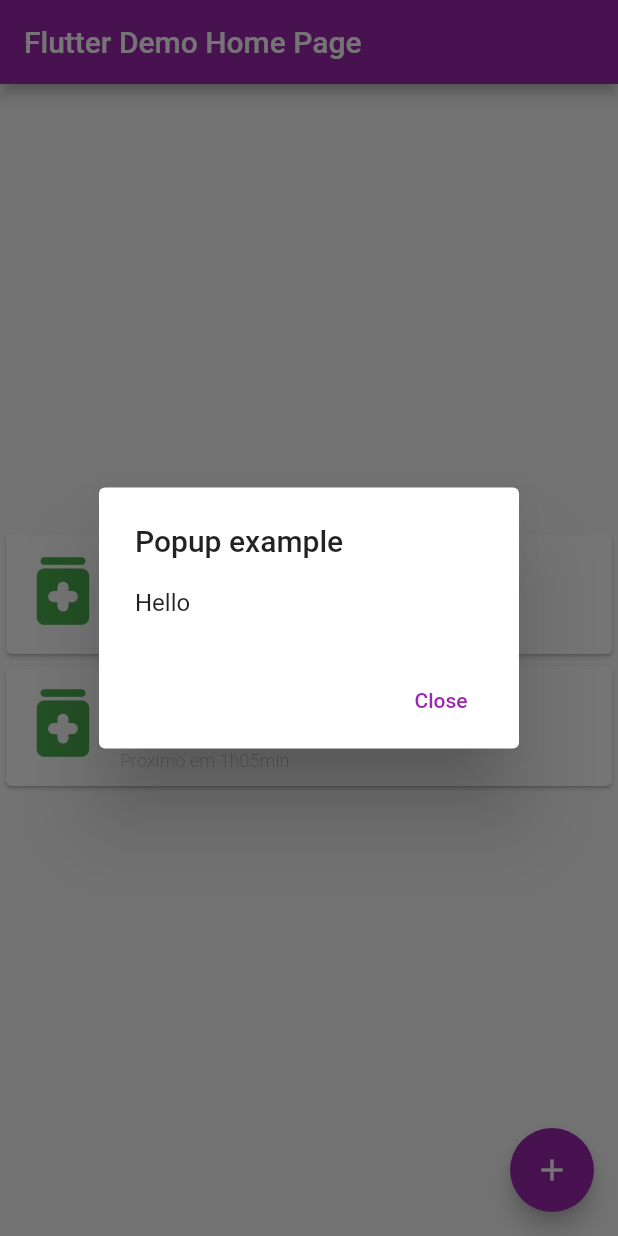
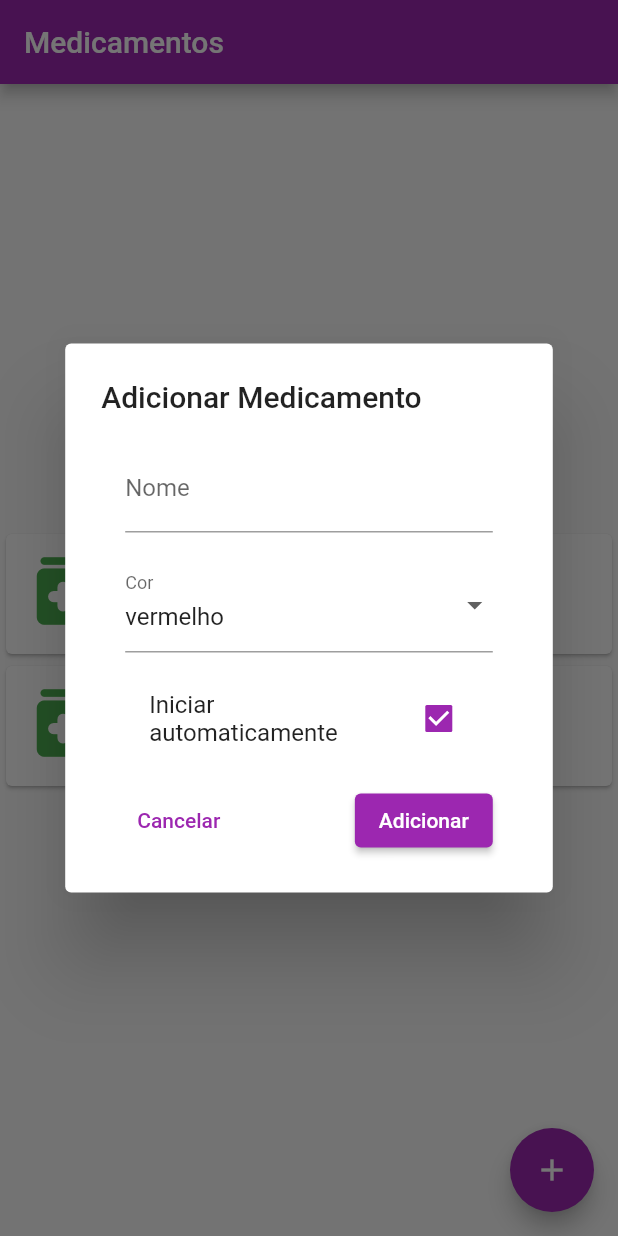
Before and after one commit to alissone/medication_manager, a Flutter app: the MyHomePage screen opened directly, after a tap on the "add" icon, on a phone screen of 412 x 824 dp. Run offline on Flutter 3.47's test engine with Material 2 defaults, Android fonts, the phone set to English and light mode, and no system bars.

Commit message:
Add form content to popup

```diff
--- a/lib/main.dart
+++ b/lib/main.dart
@@ -46,10 +46,107 @@ class MyApp extends StatelessWidget {
       theme: ThemeData(
         primarySwatch: AppColors.appColor,
       ),
-      home: const MyHomePage(title: 'Flutter Demo Home Page'),
+      home: const MyHomePage(title: 'Medicamentos'),
     );
   }
 }
+
+class MyForm extends StatefulWidget {
+  @override
+  _MyFormState createState() => _MyFormState();
+}
+
+class _MyFormState extends State<MyForm> {
+  String nome = "";
+  String frequencia = "";
+  String cor = "";
+  bool iniciarAutomaticamente = true;
+
+  List<String> frequenciaOptions = [
+    "diariamente",
+    "semanalmente",
+    "intervalo personalizado"
+  ];
+
+  // List<String> corOptions = ["vermelho", "verde", "azul", "laranja"];
+  Map<int, String> corOptions = {
+    0: "vermelho",
+    1: "verde",
+    2: "azul",
+    3: "laranja",
+  };
+
+
+  @override
+  Widget build(BuildContext context) {
+    return Container(
+      padding: EdgeInsets.symmetric(horizontal: 16.0),
+      child: Column(
+        children: [
+          TextFormField(
+            decoration: InputDecoration(labelText: "Nome"),
+            onChanged: (value) {
+              setState(() {
+                nome = value;
+              });
+            },
+          ),
+          SizedBox(height: 16.0),
+          DropdownButtonFormField<int>(
+            decoration: InputDecoration(labelText: "Cor"),
+            value: cor != null ? corOptions.keys.firstWhere(
+                  (key) => corOptions[key] == cor,
+              orElse: () => corOptions.keys.first,
+            ) : null,
+            items: corOptions.keys.map((index) {
+              return DropdownMenuItem<int>(
+                value: index,
+                child: Text(corOptions[index] ?? ""),
+              );
+            }).toList(),
+            onChanged: (value) {
+              setState(() {
+                cor = corOptions[value] ?? "";
+              });
+            },
+          ),
+          SizedBox(height: 16.0),
+          CheckboxListTile(
+            title: Text("Iniciar automaticamente"),
+            value: iniciarAutomaticamente,
+            onChanged: (value) {
+              setState(() {
+                iniciarAutomaticamente = value ?? false;
+              });
+            },
+          ),
+          SizedBox(height: 16.0),
+          Row(
+            mainAxisAlignment: MainAxisAlignment.spaceBetween,
+            children: [
+              TextButton(
+                onPressed: () {
+                  // Perform the desired action when "Cancelar" is pressed
+
+                  Navigator.of(context).pop();
+                },
+                child: Text("Cancelar"),
+              ),
+              ElevatedButton(
+                onPressed: () {
+                  // Perform the desired action when "OK" is pressed
+                  // You can access the form values here (e.g., nome, frequencia, cor, iniciarAutomaticamente)
+                },
+                child: Text("Adicionar"),
+              ),
+            ],
+          ),
+        ],
+      ),
+    );
+  }
+}
+
 
 class MyHomePage extends StatefulWidget {
   const MyHomePage({Key? key, required this.title}) : super(key: key);
@@ -57,23 +154,15 @@ class MyHomePage extends StatefulWidget {
 
   Widget _buildPopupDialog(BuildContext context) {
     return new AlertDialog(
-      title: const Text('Popup example'),
+      title: const Text('Adicionar Medicamento'),
       content: new Column(
         mainAxisSize: MainAxisSize.min,
         crossAxisAlignment: CrossAxisAlignment.start,
         children: <Widget>[
-          Text("Hello"),
+          // Text("Hello"),
+          MyForm(),
         ],
       ),
-      actions: <Widget>[
-        new FlatButton(
-          onPressed: () {
-            Navigator.of(context).pop();
-          },
-          textColor: Theme.of(context).primaryColor,
-          child: const Text('Close'),
-        ),
-      ],
     );
   }
 
```
